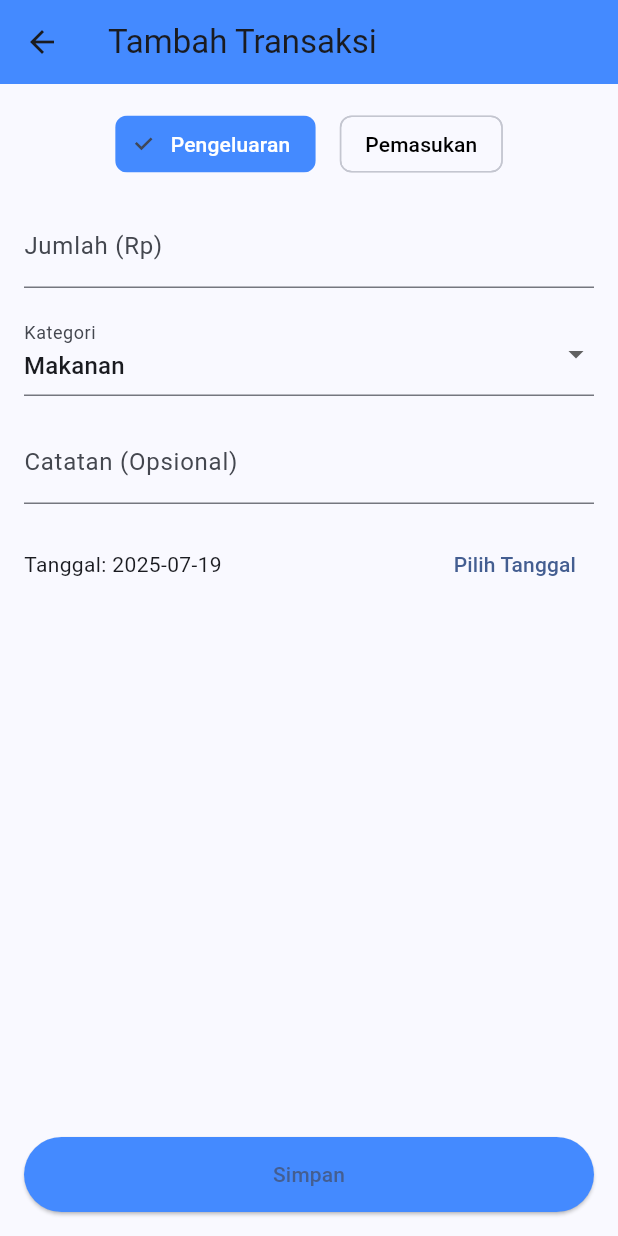
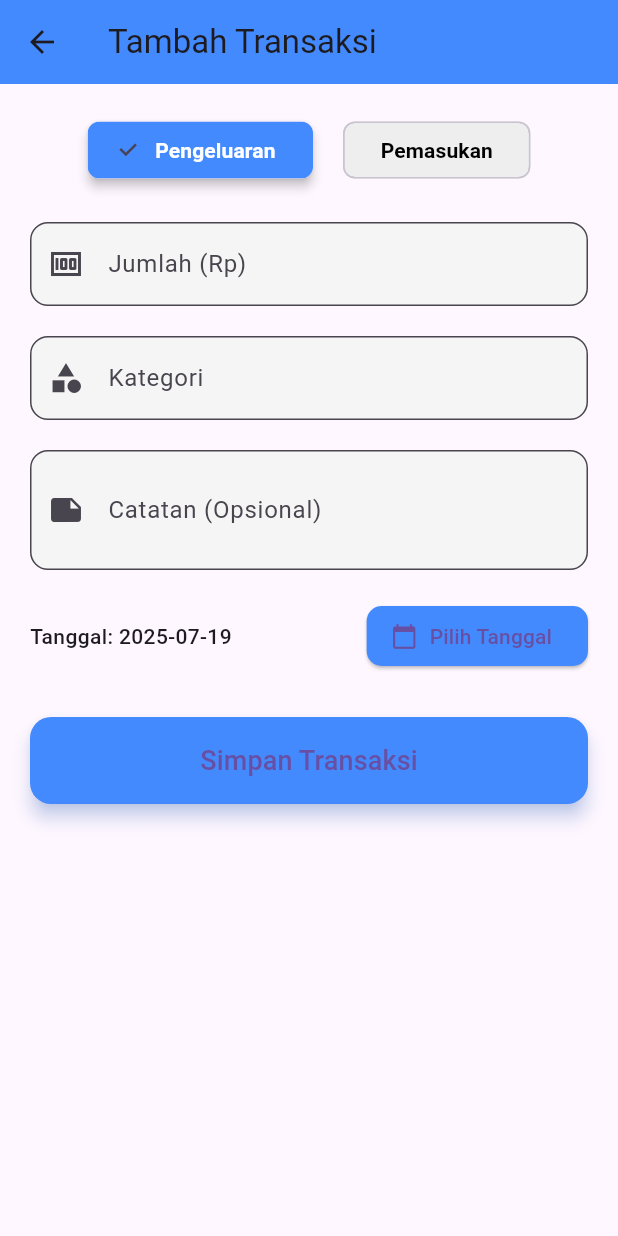
Before and after one commit to elvanazlita/Mobile-Programming-, a Flutter app: the screen it shows after launch, after a tap on the "add" icon, on a phone screen of 412 x 824 dp. Run offline on Flutter 3.47's test engine with Material 3 defaults, Android fonts, the phone set to English and light mode, and no system bars.

Commit message:
first commit

```diff
--- a/lib/add_transaction_page.dart
+++ b/lib/add_transaction_page.dart
@@ -1,4 +1,5 @@
 import 'package:flutter/material.dart';
+import 'main.dart';
 
 class AddTransactionPage extends StatefulWidget {
   const AddTransactionPage({super.key});
@@ -11,19 +12,53 @@ class _AddTransactionPageState extends State<AddTransactionPage> {
   String _type = 'Pengeluaran';
   final TextEditingController _amountController = TextEditingController();
   final TextEditingController _noteController = TextEditingController();
-  String _category = 'Makanan';
+  final TextEditingController _categoryController = TextEditingController();
   DateTime _selectedDate = DateTime.now();
 
-  final List<String> _categories = ['Makanan', 'Transportasi', 'Gaji', 'Tagihan'];
+  void _saveTransaction() {
+    final amount = double.tryParse(_amountController.text);
+    final category = _categoryController.text.trim();
 
-  void _saveTransaction() {
-    // Simulasi simpan data
-    Navigator.pop(context); // Kembali ke Dashboard
-    // Harusnya di sini ada update data/saldo
+    if (amount == null || amount <= 0 || category.isEmpty) {
+      ScaffoldMessenger.of(context).showSnackBar(
+        const SnackBar(content: Text('Masukkan jumlah dan kategori yang valid')),
+      );
+      return;
+    }
+
+    final isIncome = _type == 'Pemasukan';
+    final signedAmount = isIncome ? amount : -amount;
+
+    currentBalance += signedAmount;
+
+    IconData icon = Icons.receipt;
+    // Sederhanakan pemilihan icon
+    if (category.toLowerCase().contains('makan')) {
+      icon = Icons.fastfood;
+    } else if (category.toLowerCase().contains('transport')) {
+      icon = Icons.directions_car;
+    } else if (category.toLowerCase().contains('gaji')) {
+      icon = Icons.attach_money;
+    } else if (category.toLowerCase().contains('tagihan')) {
+      icon = Icons.receipt_long;
+    } else {
+      icon = isIncome ? Icons.arrow_downward : Icons.arrow_upward;
+    }
+
+    transactions.insert(0, {
+      'category': category,
+      'icon': icon,
+      'note': _noteController.text.trim(),
+      'amount': signedAmount,
+      'date': _selectedDate.toString().split(' ')[0],
+      'type': _type,
+    });
+
+    Navigator.pop(context);
   }
 
   void _selectDate() async {
-    final DateTime? picked = await showDatePicker(
+    final picked = await showDatePicker(
       context: context,
       initialDate: _selectedDate,
       firstDate: DateTime(2020),
@@ -37,75 +72,132 @@ class _AddTransactionPageState extends State<AddTransactionPage> {
   }
 
   @override
+  void dispose() {
+    _amountController.dispose();
+    _noteController.dispose();
+    _categoryController.dispose();
+    super.dispose();
+  }
+
+  @override
   Widget build(BuildContext context) {
     return Scaffold(
       appBar: AppBar(
         title: const Text('Tambah Transaksi'),
         backgroundColor: Colors.blueAccent,
       ),
-      body: Padding(
-        padding: const EdgeInsets.all(16.0),
+      body: SingleChildScrollView(
+        padding: const EdgeInsets.all(20),
         child: Column(
           children: [
-            // Pilihan tipe transaksi
+            // Pilihan tipe transaksi dengan ChoiceChip
             Row(
               mainAxisAlignment: MainAxisAlignment.center,
               children: ['Pengeluaran', 'Pemasukan'].map((type) {
-                final isSelected = _type == type;
+                final selected = _type == type;
                 return Padding(
-                  padding: const EdgeInsets.symmetric(horizontal: 8.0),
+                  padding: const EdgeInsets.symmetric(horizontal: 10),
                   child: ChoiceChip(
-                    label: Text(type),
-                    selected: isSelected,
+                    label: Text(type,
+                        style: const TextStyle(fontWeight: FontWeight.bold)),
+                    selected: selected,
                     onSelected: (_) => setState(() => _type = type),
                     selectedColor: Colors.blueAccent,
-                    labelStyle: TextStyle(color: isSelected ? Colors.white : Colors.black),
+                    backgroundColor: Colors.grey.shade200,
+                    labelStyle: TextStyle(
+                        color: selected ? Colors.white : Colors.black),
+                    elevation: 3,
+                    padding: const EdgeInsets.symmetric(
+                        horizontal: 16, vertical: 8),
                   ),
                 );
               }).toList(),
             ),
-            const SizedBox(height: 16),
-            // Nominal
+            const SizedBox(height: 24),
+
+            // Input jumlah
             TextField(
               controller: _amountController,
-              keyboardType: TextInputType.number,
-              decoration: const InputDecoration(labelText: 'Jumlah (Rp)'),
+              keyboardType:
+                  const TextInputType.numberWithOptions(decimal: true),
+              decoration: InputDecoration(
+                labelText: 'Jumlah (Rp)',
+                border: OutlineInputBorder(
+                    borderRadius: BorderRadius.circular(12)),
+                prefixIcon: const Icon(Icons.money),
+                filled: true,
+                fillColor: Colors.grey.shade100,
+              ),
             ),
-            const SizedBox(height: 16),
-            // Kategori
-            DropdownButtonFormField<String>(
-              value: _category,
-              items: _categories
-                  .map((cat) => DropdownMenuItem(value: cat, child: Text(cat)))
-                  .toList(),
-              onChanged: (value) => setState(() => _category = value!),
-              decoration: const InputDecoration(labelText: 'Kategori'),
+            const SizedBox(height: 20),
+
+            // Input kategori bebas ketik
+            TextField(
+              controller: _categoryController,
+              decoration: InputDecoration(
+                labelText: 'Kategori',
+                hintText: 'Masukkan kategori',
+                border: OutlineInputBorder(
+                    borderRadius: BorderRadius.circular(12)),
+                prefixIcon: const Icon(Icons.category),
+                filled: true,
+                fillColor: Colors.grey.shade100,
+              ),
             ),
-            const SizedBox(height: 16),
-            // Catatan
+            const SizedBox(height: 20),
+
+            // Catatan opsional
             TextField(
               controller: _noteController,
-              decoration: const InputDecoration(labelText: 'Catatan (Opsional)'),
+              decoration: InputDecoration(
+                labelText: 'Catatan (Opsional)',
+                border: OutlineInputBorder(
+                    borderRadius: BorderRadius.circular(12)),
+                prefixIcon: const Icon(Icons.note),
+                filled: true,
+                fillColor: Colors.grey.shade100,
+              ),
+              maxLines: 2,
             ),
-            const SizedBox(height: 16),
-            // Tanggal
+            const SizedBox(height: 20),
+
+            // Pilih tanggal dengan tombol
             Row(
               mainAxisAlignment: MainAxisAlignment.spaceBetween,
               children: [
-                Text('Tanggal: ${_selectedDate.toLocal().toString().split(' ')[0]}'),
-                TextButton(
+                Text('Tanggal: ${_selectedDate.toLocal().toString().split(' ')[0]}',
+                    style: const TextStyle(fontWeight: FontWeight.w500)),
+                ElevatedButton.icon(
                   onPressed: _selectDate,
-                  child: const Text('Pilih Tanggal'),
+                  icon: const Icon(Icons.calendar_today),
+                  label: const Text('Pilih Tanggal'),
+                  style: ElevatedButton.styleFrom(
+                    backgroundColor: Colors.blueAccent,
+                    shape: RoundedRectangleBorder(
+                        borderRadius: BorderRadius.circular(10)),
+                  ),
                 ),
               ],
             ),
-            const Spacer(),
-            ElevatedButton(
-              onPressed: _saveTransaction,
-              child: const Text('Simpan'),
-              style: ElevatedButton.styleFrom(
-                minimumSize: const Size.fromHeight(50),
-                backgroundColor: Colors.blueAccent,
+            const SizedBox(height: 30),
+
+            // Tombol simpan
+            SizedBox(
+              width: double.infinity,
+              child: ElevatedButton(
+                onPressed: _saveTransaction,
+                child: const Padding(
+                  padding: EdgeInsets.symmetric(vertical: 16),
+                  child: Text('Simpan Transaksi',
+                      style: TextStyle(fontSize: 18)),
+                ),
+                style: ElevatedButton.styleFrom(
+                  backgroundColor: Colors.blueAccent,
+                  shape: RoundedRectangleBorder(
+                      borderRadius: BorderRadius.circular(14)),
+                  elevation: 5,
+                  shadowColor: Colors.blueAccent.withOpacity(0.5),
+                ),
               ),
             ),
           ],
--- a/lib/dashboard_page.dart
+++ b/lib/dashboard_page.dart
@@ -1,10 +1,27 @@
 import 'package:flutter/material.dart';
+import 'main.dart';
 
-class DashboardPage extends StatelessWidget {
+class DashboardPage extends StatefulWidget {
   const DashboardPage({super.key});
 
   @override
+  State<DashboardPage> createState() => _DashboardPageState();
+}
+
+class _DashboardPageState extends State<DashboardPage> {
+  void _refresh() {
+    setState(() {});
+  }
+
+  @override
   Widget build(BuildContext context) {
+    final income = transactions
+        .where((t) => t['amount'] > 0)
+        .fold(0.0, (sum, t) => sum + t['amount']);
+    final expense = transactions
+        .where((t) => t['amount'] < 0)
+        .fold(0.0, (sum, t) => sum + t['amount'].abs());
+
     return Scaffold(
       appBar: AppBar(
         title: const Text('DompetKu'),
@@ -15,38 +32,51 @@ class DashboardPage extends StatelessWidget {
         child: Column(
           crossAxisAlignment: CrossAxisAlignment.start,
           children: [
-            const Text('Saldo Saat Ini', style: TextStyle(fontSize: 18, color: Colors.grey)),
+            const Text('Saldo Saat Ini',
+                style: TextStyle(fontSize: 18, color: Colors.grey)),
             const SizedBox(height: 8),
-            const Text('Rp 1.575.000', style: TextStyle(fontSize: 32, fontWeight: FontWeight.bold)),
+            Text('Rp ${currentBalance.toStringAsFixed(0)}',
+                style:
+                    const TextStyle(fontSize: 32, fontWeight: FontWeight.bold)),
             const SizedBox(height: 24),
             Card(
-              shape: RoundedRectangleBorder(borderRadius: BorderRadius.circular(12)),
+              shape: RoundedRectangleBorder(
+                  borderRadius: BorderRadius.circular(12)),
               elevation: 4,
               child: Padding(
-                padding: const EdgeInsets.symmetric(horizontal: 16.0, vertical: 24.0),
+                padding:
+                    const EdgeInsets.symmetric(horizontal: 16.0, vertical: 24.0),
                 child: Column(
                   crossAxisAlignment: CrossAxisAlignment.start,
                   children: [
-                    const Text('Ringkasan Bulanan', style: TextStyle(fontSize: 18, fontWeight: FontWeight.w600)),
+                    const Text('Ringkasan Bulanan',
+                        style: TextStyle(
+                            fontSize: 18, fontWeight: FontWeight.w600)),
                     const SizedBox(height: 16),
                     Row(
                       mainAxisAlignment: MainAxisAlignment.spaceBetween,
-                      children: const [
-                        Text('Pemasukan', style: TextStyle(color: Colors.green)),
-                        Text('+ Rp 5.000.000', style: TextStyle(color: Colors.green)),
+                      children: [
+                        const Text('Pemasukan',
+                            style: TextStyle(color: Colors.green)),
+                        Text('+ Rp ${income.toStringAsFixed(0)}',
+                            style: const TextStyle(color: Colors.green)),
                       ],
                     ),
                     const SizedBox(height: 8),
                     Row(
                       mainAxisAlignment: MainAxisAlignment.spaceBetween,
-                      children: const [
-                        Text('Pengeluaran', style: TextStyle(color: Colors.red)),
-                        Text('- Rp 3.425.000', style: TextStyle(color: Colors.red)),
+                      children: [
+                        const Text('Pengeluaran',
+                            style: TextStyle(color: Colors.red)),
+                        Text('- Rp ${expense.toStringAsFixed(0)}',
+                            style: const TextStyle(color: Colors.red)),
                       ],
                     ),
                     const SizedBox(height: 16),
                     LinearProgressIndicator(
-                      value: 0.685,
+                      value: income + expense == 0
+                          ? 0
+                          : expense / (income + expense),
                       backgroundColor: Colors.green[100],
                       color: Colors.redAccent,
                       minHeight: 8,
@@ -55,26 +85,22 @@ class DashboardPage extends StatelessWidget {
                 ),
               ),
             ),
-            const SizedBox(height: 16),
+            const SizedBox(height: 24),
             Align(
-              alignment: Alignment.centerRight,
+              alignment: Alignment.centerLeft,
               child: TextButton(
-                onPressed: () {
-                  Navigator.pushNamed(context, '/history');
-                },
-                child: const Text(
-                  'Lihat Semua Riwayat',
-                  style: TextStyle(decoration: TextDecoration.underline),
-                ),
+                onPressed: () =>
+                    Navigator.pushNamed(context, '/history').then((_) => _refresh()),
+                child: const Text('Lihat Semua Riwayat',
+                    style: TextStyle(decoration: TextDecoration.underline)),
               ),
             ),
           ],
         ),
       ),
       floatingActionButton: FloatingActionButton(
-        onPressed: () {
-          Navigator.pushNamed(context, '/addTransaction');
-        },
+        onPressed: () =>
+            Navigator.pushNamed(context, '/addTransaction').then((_) => _refresh()),
         tooltip: 'Tambah Transaksi',
         child: const Icon(Icons.add),
       ),
--- a/lib/main.dart
+++ b/lib/main.dart
@@ -1,7 +1,29 @@
 import 'package:flutter/material.dart';
-import 'dashboard_page.dart';         // Halaman 1
-import 'add_transaction_page.dart';  // Halaman 2
-import 'transaction_history_page.dart'; // Halaman 3
+import 'dashboard_page.dart';
+import 'transaction_history_page.dart';
+import 'add_transaction_page.dart';
+
+// Data global untuk demo (bisa nanti ganti dengan DB atau state management)
+double currentBalance = 1575000;
+
+List<Map<String, dynamic>> transactions = [
+  {
+    'category': 'Makanan',
+    'icon': Icons.fastfood,
+    'note': 'Makan siang di warteg',
+    'amount': -15000.0,
+    'date': '2025-07-19',
+    'type': 'Pengeluaran',
+  },
+  {
+    'category': 'Gaji',
+    'icon': Icons.attach_money,
+    'note': 'Gaji bulan Juli',
+    'amount': 5000000.0,
+    'date': '2025-07-18',
+    'type': 'Pemasukan',
+  },
+];
 
 void main() {
   runApp(const DompetKuApp());
@@ -15,14 +37,13 @@ class DompetKuApp extends StatelessWidget {
     return MaterialApp(
       title: 'DompetKu',
       theme: ThemeData(
-        colorScheme: ColorScheme.fromSeed(seedColor: Colors.blueAccent),
-        useMaterial3: true,
+        primarySwatch: Colors.blue,
       ),
       initialRoute: '/',
       routes: {
         '/': (context) => const DashboardPage(),
+        '/history': (context) => const TransactionHistoryPage(),
         '/addTransaction': (context) => const AddTransactionPage(),
-        '/history': (context) => const TransactionHistoryPage(),
       },
     );
   }
--- a/lib/transaction_history_page.dart
+++ b/lib/transaction_history_page.dart
@@ -1,28 +1,11 @@
 import 'package:flutter/material.dart';
+import 'main.dart';
 
 class TransactionHistoryPage extends StatelessWidget {
   const TransactionHistoryPage({super.key});
 
   @override
   Widget build(BuildContext context) {
-    // Dummy data
-    final List<Map<String, dynamic>> transactions = [
-      {
-        'category': 'Makanan',
-        'icon': Icons.fastfood,
-        'note': 'Makan siang di warteg',
-        'amount': -15000,
-        'date': 'Hari ini, 12:30'
-      },
-      {
-        'category': 'Gaji',
-        'icon': Icons.attach_money,
-        'note': 'Gaji bulan Juli',
-        'amount': 5000000,
-        'date': '18 Juli 2025'
-      },
-    ];
-
     return Scaffold(
       appBar: AppBar(
         title: const Text('Riwayat Transaksi'),
@@ -36,12 +19,16 @@ class TransactionHistoryPage extends StatelessWidget {
           final tx = transactions[index];
           final isIncome = tx['amount'] > 0;
           return ListTile(
-            leading: Icon(tx['icon'], color: isIncome ? Colors.green : Colors.red),
-            title: Text(tx['category']),
+            leading: CircleAvatar(
+              backgroundColor: isIncome ? Colors.green[100] : Colors.red[100],
+              child: Icon(tx['icon'], color: isIncome ? Colors.green : Colors.red),
+            ),
+            title: Text(tx['category'],
+                style: const TextStyle(fontWeight: FontWeight.w600)),
             subtitle: Text('${tx['note']}\n${tx['date']}'),
             isThreeLine: true,
             trailing: Text(
-              '${isIncome ? '+' : '-'} Rp ${tx['amount'].abs()}',
+              '${isIncome ? '+' : '-'} Rp ${tx['amount'].abs().toStringAsFixed(0)}',
               style: TextStyle(
                 color: isIncome ? Colors.green : Colors.red,
                 fontWeight: FontWeight.bold,
--- a/pubspec.yaml
+++ b/pubspec.yaml
@@ -30,7 +30,6 @@ environment:
 dependencies:
   flutter:
     sdk: flutter
-
   # The following adds the Cupertino Icons font to your application.
   # Use with the CupertinoIcons class for iOS style icons.
   cupertino_icons: ^1.0.8
```
